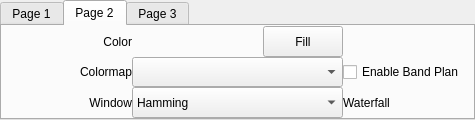
Before: the Qt Designer form src/qtgui/dockfft.ui in shawnj007/gqrx-touch, drawn with Qt 5.
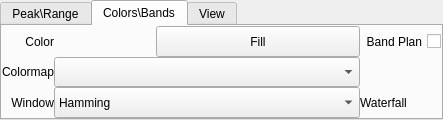
After: the same form once the commit is applied. The open tabs and pages were chosen to show the change. Icons and pictures are not drawn. Custom widgets are drawn as their Qt base class.

Commit message: Form sizes reduction

Patch:
```diff
--- a/src/qtgui/dockfft.ui
+++ b/src/qtgui/dockfft.ui
@@ -6,7 +6,7 @@
    <rect>
     <x>0</x>
     <y>0</y>
-    <width>475</width>
+    <width>443</width>
     <height>120</height>
    </rect>
   </property>
@@ -18,7 +18,7 @@
   </property>
   <property name="minimumSize">
    <size>
-    <width>475</width>
+    <width>443</width>
     <height>120</height>
    </size>
   </property>
@@ -74,7 +74,7 @@
       </property>
       <widget class="QWidget" name="tab_3">
        <attribute name="title">
-        <string>Page 1</string>
+        <string>Peak\Range</string>
        </attribute>
        <layout class="QVBoxLayout" name="verticalLayout_5">
         <property name="spacing">
@@ -434,7 +434,7 @@
       </widget>
       <widget class="QWidget" name="tab_4">
        <attribute name="title">
-        <string>Page 2</string>
+        <string>Colors\Bands</string>
        </attribute>
        <layout class="QVBoxLayout" name="verticalLayout_6">
         <property name="spacing">
@@ -454,7 +454,7 @@
         </property>
         <item>
          <widget class="QFrame" name="frame">
-          <layout class="QGridLayout" name="gridLayout_4">
+          <layout class="QGridLayout" name="gridLayout_4" columnstretch="0,1,1,1,0">
            <property name="leftMargin">
             <number>0</number>
            </property>
@@ -470,31 +470,6 @@
            <property name="spacing">
             <number>0</number>
            </property>
-           <item row="1" column="4">
-            <widget class="QCheckBox" name="bandPlanCheckbox">
-             <property name="sizePolicy">
-              <sizepolicy hsizetype="MinimumExpanding" vsizetype="MinimumExpanding">
-               <horstretch>0</horstretch>
-               <verstretch>0</verstretch>
-              </sizepolicy>
-             </property>
-             <property name="minimumSize">
-              <size>
-               <width>0</width>
-               <height>10</height>
-              </size>
-             </property>
-             <property name="toolTip">
-              <string>Enable Band Plan on bottom of spectrum</string>
-             </property>
-             <property name="layoutDirection">
-              <enum>Qt::LeftToRight</enum>
-             </property>
-             <property name="text">
-              <string>Enable Band Plan</string>
-             </property>
-            </widget>
-           </item>
            <item row="1" column="1" colspan="3">
             <widget class="QComboBox" name="cmapComboBox">
              <property name="sizePolicy">
@@ -729,6 +704,31 @@
              </property>
             </widget>
            </item>
+           <item row="0" column="4">
+            <widget class="QCheckBox" name="bandPlanCheckbox">
+             <property name="sizePolicy">
+              <sizepolicy hsizetype="MinimumExpanding" vsizetype="MinimumExpanding">
+               <horstretch>0</horstretch>
+               <verstretch>0</verstretch>
+              </sizepolicy>
+             </property>
+             <property name="minimumSize">
+              <size>
+               <width>0</width>
+               <height>10</height>
+              </size>
+             </property>
+             <property name="toolTip">
+              <string>Enable Band Plan on bottom of spectrum</string>
+             </property>
+             <property name="layoutDirection">
+              <enum>Qt::RightToLeft</enum>
+             </property>
+             <property name="text">
+              <string>Band Plan</string>
+             </property>
+            </widget>
+           </item>
           </layout>
          </widget>
         </item>
@@ -736,7 +736,7 @@
       </widget>
       <widget class="QWidget" name="tab_5">
        <attribute name="title">
-        <string>Page 3</string>
+        <string>View</string>
        </attribute>
        <layout class="QVBoxLayout" name="verticalLayout_7">
         <property name="spacing">
```
Left out of the diff: 4 changed lines with no effect on the pictures. The commit also changes 3 other files.
